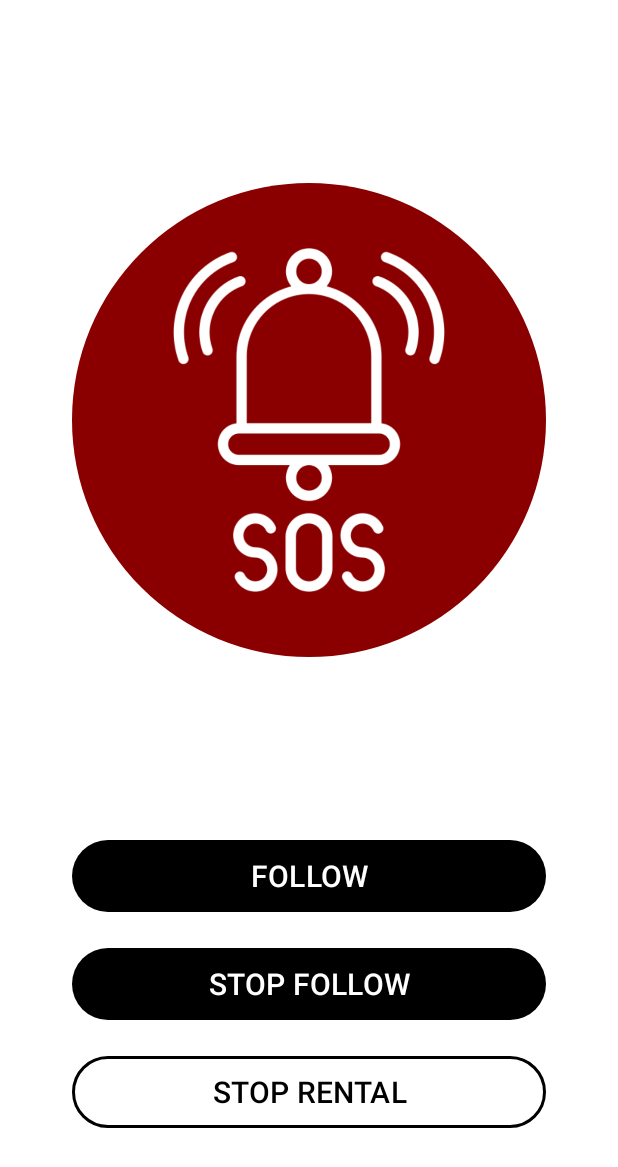
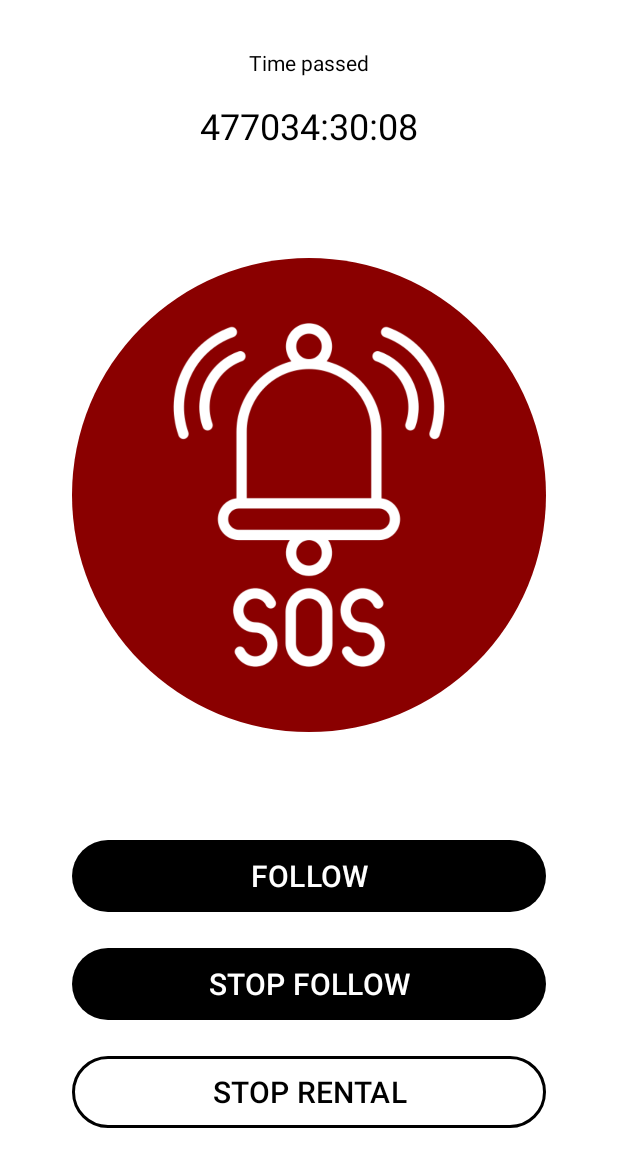
Before and after one commit to tobitoast4/AboveYouDroneApp, an Android app: the DroneInteractionActivity screen opened directly, with no data from a screen before it, on a phone screen of 412 x 824 dp. Shown: the top 1167 px of the screen. Run offline under Robolectric (Android 15) with nearby library versions, the phone set to English and light mode, and no system bars; libraries missing offline, so code that uses them is left out: com.loopj.android, cz.msebera.android; 1 statement that could not run was skipped.

Commit message:
Added timer of renting time

```diff
--- a/app/src/main/java/com/example/aboveyoudrone/DroneInteractionActivity.java
+++ b/app/src/main/java/com/example/aboveyoudrone/DroneInteractionActivity.java
@@ -4,7 +4,9 @@ import android.content.Context;
 import android.content.Intent;
 import android.content.SharedPreferences;
 import android.os.Bundle;
+import android.util.Log;
 import android.view.View;
+import android.widget.TextView;
 import android.widget.Toast;
 
 import androidx.activity.EdgeToEdge;
@@ -17,15 +19,19 @@ import androidx.core.view.WindowInsetsCompat;
 import com.loopj.android.http.JsonHttpResponseHandler;
 import com.loopj.android.http.RequestParams;
 
-import org.json.JSONArray;
 import org.json.JSONException;
 import org.json.JSONObject;
+
+import java.util.Calendar;
 
 import cz.msebera.android.httpclient.Header;
 
 public class DroneInteractionActivity extends AppCompatActivity {
 
     private SharedPreferences sharedPrefs;
+    private TextView textView_time_passed;
+    private long timestamp_rental_started;
+
     @Override
     protected void onCreate(Bundle savedInstanceState) {
         super.onCreate(savedInstanceState);
@@ -37,6 +43,11 @@ public class DroneInteractionActivity extends AppCompatActivity {
             return insets;
         });
         sharedPrefs = getSharedPreferences("settings", Context.MODE_PRIVATE);
+        timestamp_rental_started = sharedPrefs.getLong("current_user_id", -1);
+        textView_time_passed = findViewById(R.id.textView_time_passed);
+
+        BackgroundThread thread = new BackgroundThread();
+        thread.start();
     }
 
     public void panicButton(View v){
@@ -63,6 +74,9 @@ public class DroneInteractionActivity extends AppCompatActivity {
                 try {
                     String status = response.getString("status");
                     if (status.equals("success")) {  // open next Activity on success
+                        sharedPrefs.edit().putString("current_drone_id", null).apply();
+                        sharedPrefs.edit().putLong("timestamp_rental_started", -1).apply();
+
                         double timestamp_rental_started = response.getDouble("timestamp_rental_started");
                         double timestamp_rental_ended = response.getDouble("timestamp_rental_ended");
                         double price_to_pay = response.getDouble("price_to_pay");
@@ -88,4 +102,44 @@ public class DroneInteractionActivity extends AppCompatActivity {
             }
         });
     }
+
+    class BackgroundThread extends Thread{
+
+        @Override
+        public void run() {
+            refresh();
+        }
+
+        public void refresh(){
+            while (true) {
+                long unixTime = System.currentTimeMillis() / 1000L;
+                long time_difference = unixTime - timestamp_rental_started;
+                int seconds = (int) (time_difference % 60);
+                time_difference = time_difference - seconds;
+                int minutes = (int) ((time_difference % 3600) / 60);
+                time_difference = time_difference - minutes;
+                int hours = (int) (time_difference / 3600);
+
+                String timestamp;
+                if (hours > 0) {
+                    timestamp = "" + String.format("%02d", hours) + ":" + String.format("%02d", minutes) + ":" + String.format("%02d", seconds);
+                } else {
+                    timestamp = "" + String.format("%02d", minutes) + ":" + String.format("%02d", seconds);
+                }
+                runOnUiThread(new Runnable() {
+                    @Override
+                    public void run() {
+                        textView_time_passed.setText(timestamp);
+                    }
+                });
+
+                // Refresh the TextView every 1 second
+                try {
+                    sleep(1000);
+                } catch (InterruptedException e) {
+                    throw new RuntimeException(e);
+                }
+            }
+        }
+    }
 }
--- a/app/src/main/java/com/example/aboveyoudrone/MainActivity.java
+++ b/app/src/main/java/com/example/aboveyoudrone/MainActivity.java
@@ -78,6 +78,7 @@ public class MainActivity extends AppCompatActivity implements
         // In the sharedPrefs we want to store:
         //  current_user_id (String)
         //  current_drone_id (String)
+        //  timestamp_rental_started (long)
 
         if (sharedPrefs.getString("current_user_id", "").equals("")) {
             sharedPrefs.edit().putString("current_user_id", "myUserId").apply();
@@ -100,6 +101,8 @@ public class MainActivity extends AppCompatActivity implements
                 try {
                     String status = response.getString("status");
                     if (status.equals("success")) {  // open next Activity on success
+                        long timestamp_rental_started = response.getLong("timestamp_rental_started");
+                        sharedPrefs.edit().putLong("timestamp_rental_started", timestamp_rental_started).apply();
                         openIdentificationActivity();
                     } else {
                         String message = response.getString("message");
--- a/app/src/main/res/layout/activity_drone_interaction.xml
+++ b/app/src/main/res/layout/activity_drone_interaction.xml
@@ -146,7 +146,29 @@
         app:layout_constraintEnd_toEndOf="parent"
         app:layout_constraintHorizontal_bias="1.0"
         app:layout_constraintStart_toStartOf="parent"
-        app:layout_constraintTop_toTopOf="parent"
+        app:layout_constraintTop_toBottomOf="@+id/textView_time_passed"
         app:srcCompat="@drawable/panic_icon" />
 
+    <TextView
+        android:id="@+id/textView2"
+        android:layout_width="wrap_content"
+        android:layout_height="wrap_content"
+        android:layout_marginTop="32dp"
+        android:text="Time passed"
+        android:textColor="@color/black_text"
+        app:layout_constraintEnd_toEndOf="parent"
+        app:layout_constraintStart_toStartOf="parent"
+        app:layout_constraintTop_toTopOf="parent" />
+
+    <TextView
+        android:id="@+id/textView_time_passed"
+        android:layout_width="wrap_content"
+        android:layout_height="wrap_content"
+        android:layout_marginTop="16dp"
+        android:textColor="@color/black_text"
+        android:textSize="24sp"
+        app:layout_constraintEnd_toEndOf="parent"
+        app:layout_constraintStart_toStartOf="parent"
+        app:layout_constraintTop_toBottomOf="@+id/textView2" />
+
 </androidx.constraintlayout.widget.ConstraintLayout>
```
